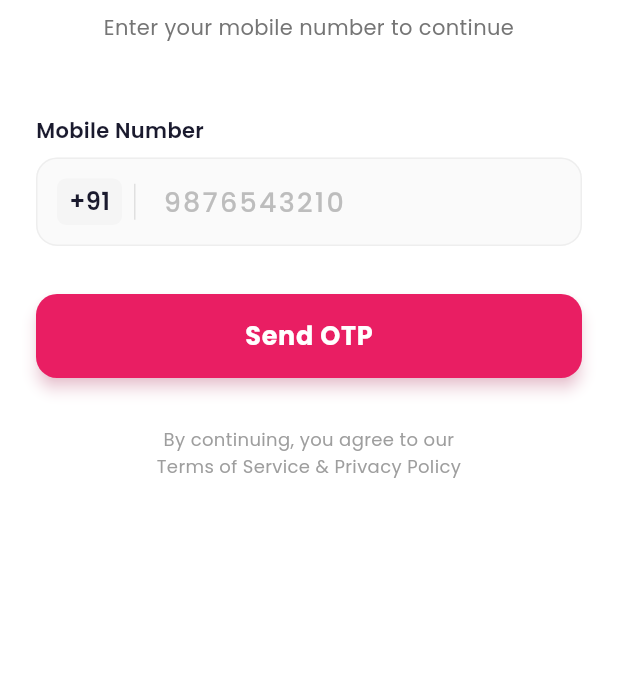
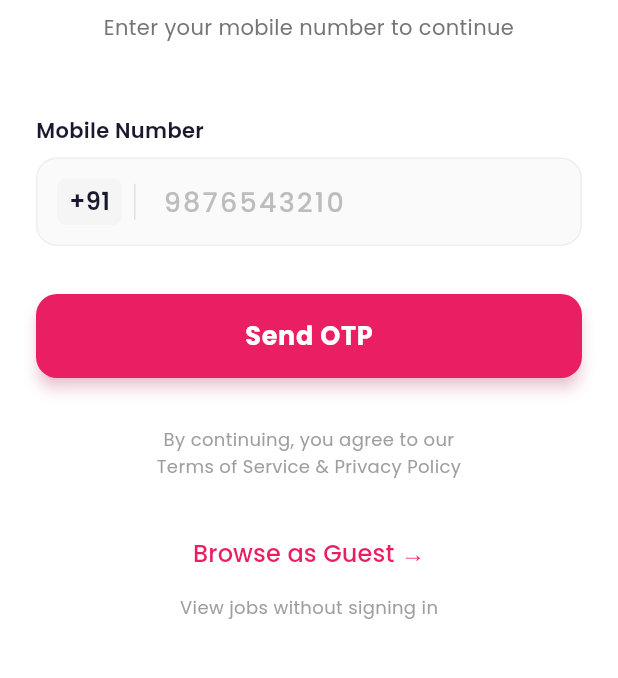
Before and after one commit to vinvanku/tjs-app, a Flutter app: the screen it shows after launch, on a phone screen of 412 x 824 dp, the part 330-1008 px from its top. Run offline on Flutter 3.47's test engine with Material 3 defaults, Android fonts, the phone set to English and light mode, and no system bars; our stand-ins replace dio, firebase_core, firebase_messaging, flutter_local_notifications, go_router, google_fonts and 6 more; accounts and stored records are empty.

Commit message:
feat: add Browse as Guest option to skip login
- Added 'Browse as Guest' button on login screen
- Unauthenticated users can now access /home directly
- Router redirect allows /home without auth (guest mode)
- Users can browse all 206 jobs without Twilio SMS verification

```diff
--- a/lib/app.dart
+++ b/lib/app.dart
@@ -39,8 +39,9 @@ final GoRouter _router = GoRouter(
     // If still loading, don't redirect
     if (isLoading) return null;
 
-    // If not authenticated and not on login/onboarding, redirect to login
-    if (!isAuthenticated && !isLoginRoute && !isOnboardingRoute) {
+    // If not authenticated and not on login/onboarding/home, redirect to login
+    final isHomeRoute = state.matchedLocation == '/home';
+    if (!isAuthenticated && !isLoginRoute && !isOnboardingRoute && !isHomeRoute) {
       return '/login';
     }
 
--- a/lib/screens/login_screen.dart
+++ b/lib/screens/login_screen.dart
@@ -471,6 +471,32 @@ class _LoginScreenState extends State<LoginScreen> {
                   ),
                 ),
               ),
+
+              const SizedBox(height: 24),
+
+              // Browse as Guest
+              Center(
+                child: Column(
+                  children: [
+                    TextButton(
+                      onPressed: () => context.go('/home'),
+                      child: const Text(
+                        'Browse as Guest \u2192',
+                        style: TextStyle(
+                          fontSize: 16,
+                          color: Color(0xFFE91E63),
+                          fontWeight: FontWeight.w500,
+                        ),
+                      ),
+                    ),
+                    const SizedBox(height: 4),
+                    const Text(
+                      'View jobs without signing in',
+                      style: TextStyle(fontSize: 12, color: Colors.grey),
+                    ),
+                  ],
+                ),
+              ),
             ],
           ),
         ),
```
